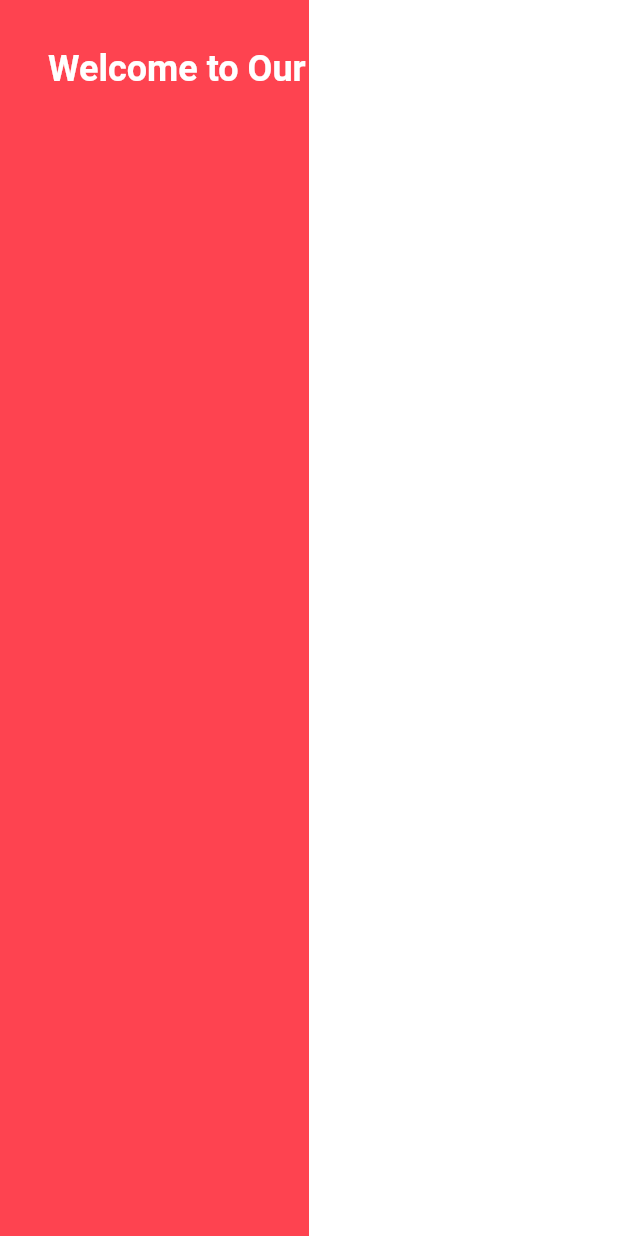
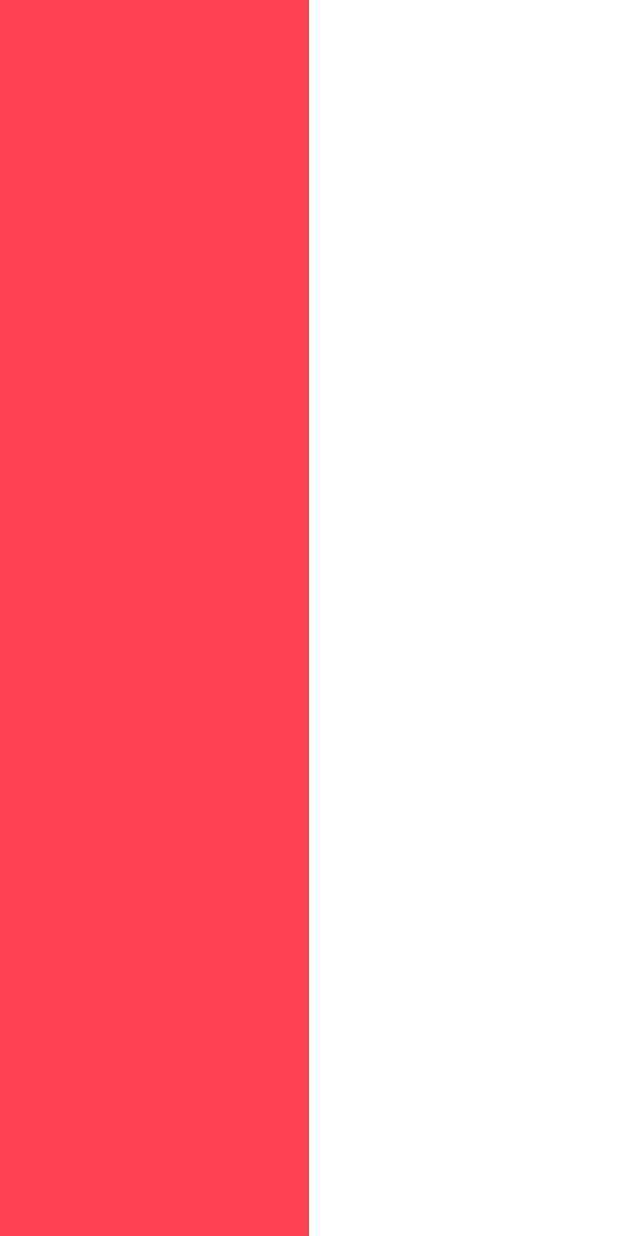
Before and after one commit to gegestalt/CS308_flutter_app, a Flutter app: the screen it shows after launch, on a phone screen of 412 x 824 dp. Run offline on Flutter 3.47's test engine with Material 2 defaults, Android fonts, the phone set to English and light mode, and no system bars; our stand-ins replace google_fonts.

Commit message:
hatasız halü

```diff
--- a/frontend/lib/main.dart
+++ b/frontend/lib/main.dart
@@ -34,6 +34,32 @@ class _MyHomePageState extends State<MyHomePage> {
   @override
   Widget build(BuildContext context) {
     Size size = MediaQuery.of(context).size;
-    return Scaffold(body:Container(width:size.width,height:size.height,child:Stack(children: [Row(children:[Container(height:double.infinity,width: size.width/2,color:kPrimaryColor),Container(height:double.infinity,width: size.width/2,color:Colors.white)]),Align(alignment: Alignment.topLeft,child:Padding(padding: EdgeInsets.all(32),child: Text("Welcome to Our App!",style: TextStyle(color:Colors.white,fontSize: 24,fontWeight: FontWeight.bold),),),)],),),);
+    return Scaffold(
+      body: Container(
+        width: size.width,
+        height: size.height,
+        child: Stack(
+          children: [
+            Row(children: [
+              Container(
+                  height: double.infinity,
+                  width: size.width / 2,
+                  color: kPrimaryColor),
+              Container(
+                  height: double.infinity,
+                  width: size.width / 2,
+                  color: Colors.white)
+            ]),
+            Align(
+              alignment: Alignment.centerLeft,
+              child: Padding(
+                padding: EdgeInsets.all(32),
+                child: Column(),
+              ),
+            ),
+          ],
+        ),
+      ),
+    );
   }
 }
```
